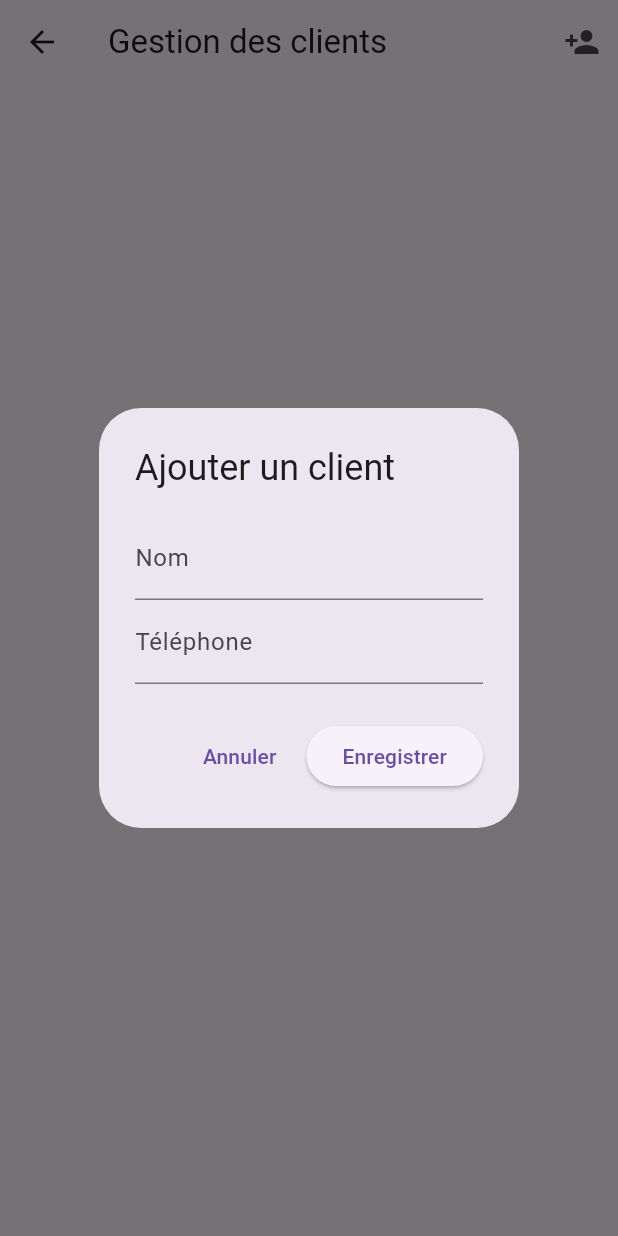
After one commit to papis301/samacaisseflutter, a Flutter app: the ClientListScreen screen opened directly, after a tap on the "person add" icon, on a phone screen of 412 x 824 dp. The commit adds this screen. Run offline on Flutter 3.47's test engine with Material 3 defaults, Android fonts, the phone set to English and light mode, and no system bars; our stand-ins replace sqflite; accounts and stored records are empty.

Commit message:
ajout des clients ok

```diff
--- a/lib/db/user_db_helper.dart
+++ b/lib/db/user_db_helper.dart
@@ -3,6 +3,7 @@ import 'dart:io';
 import 'package:path_provider/path_provider.dart';
 import 'package:sqflite/sqflite.dart';
 import 'package:path/path.dart';
+import '../models/client_model.dart';
 import '../models/user_model.dart';
 
 class UserDBHelper {
@@ -70,6 +71,15 @@ class UserDBHelper {
         last_logout TEXT
       )
     ''');
+
+    // Table des clients
+        await db.execute('''
+        CREATE TABLE clients (
+          id INTEGER PRIMARY KEY AUTOINCREMENT,
+          name TEXT NOT NULL,
+          phone TEXT
+        )
+      ''');
   }
 
   Future<int> insertUser(UserModel user) async {
@@ -105,4 +115,26 @@ class UserDBHelper {
     }
   }
 
+  Future<int> insertClient(ClientModel client) async {
+    final db = await database;
+    return await db.insert('clients', client.toMap(), conflictAlgorithm: ConflictAlgorithm.replace);
+  }
+
+  Future<List<ClientModel>> getAllClients() async {
+    final db = await database;
+    final res = await db.query('clients');
+    return res.map((e) => ClientModel.fromMap(e)).toList();
+  }
+
+  Future<int> updateClient(ClientModel client) async {
+    final db = await database;
+    return await db.update('clients', client.toMap(), where: 'id = ?', whereArgs: [client.id]);
+  }
+
+  Future<int> deleteClient(int id) async {
+    final db = await database;
+    return await db.delete('clients', where: 'id = ?', whereArgs: [id]);
+  }
+
+
 }
--- /dev/null
+++ b/lib/models/client_model.dart
@@ -0,0 +1,19 @@
+class ClientModel {
+  final int? id;
+  final String name;
+  final String phone;
+
+  ClientModel({this.id, required this.name, required this.phone});
+
+  Map<String, dynamic> toMap() => {
+    'id': id,
+    'name': name,
+    'phone': phone,
+  };
+
+  factory ClientModel.fromMap(Map<String, dynamic> map) => ClientModel(
+    id: map['id'],
+    name: map['name'],
+    phone: map['phone'],
+  );
+}
--- /dev/null
+++ b/lib/screens/clients_screen.dart
@@ -0,0 +1,130 @@
+import 'package:flutter/material.dart';
+import '../models/client_model.dart';
+import '../db/user_db_helper.dart';
+
+class ClientListScreen extends StatefulWidget {
+  const ClientListScreen({super.key});
+
+  @override
+  State<ClientListScreen> createState() => _ClientListScreenState();
+}
+
+class _ClientListScreenState extends State<ClientListScreen> {
+  final db = UserDBHelper();
+  List<ClientModel> clients = [];
+
+  @override
+  void initState() {
+    super.initState();
+    loadClients();
+  }
+
+  Future<void> loadClients() async {
+    final data = await db.getAllClients();
+    setState(() => clients = data);
+  }
+
+  void showClientDialog({ClientModel? client}) {
+    final nameController = TextEditingController(text: client?.name ?? '');
+    final phoneController = TextEditingController(text: client?.phone ?? '');
+
+    showDialog(
+      context: context,
+      builder: (_) => AlertDialog(
+        title: Text(client == null ? "Ajouter un client" : "Modifier le client"),
+        content: Column(
+          mainAxisSize: MainAxisSize.min,
+          children: [
+            TextField(
+              controller: nameController,
+              decoration: const InputDecoration(labelText: "Nom"),
+            ),
+            TextField(
+              controller: phoneController,
+              decoration: const InputDecoration(labelText: "Téléphone"),
+              keyboardType: TextInputType.phone,
+            ),
+          ],
+        ),
+        actions: [
+          TextButton(
+            child: const Text("Annuler"),
+            onPressed: () => Navigator.pop(context),
+          ),
+          ElevatedButton(
+            child: const Text("Enregistrer"),
+            onPressed: () async {
+              final name = nameController.text.trim();
+              final phone = phoneController.text.trim();
+              if (name.isEmpty || phone.isEmpty) return;
+
+              if (client == null) {
+                await db.insertClient(ClientModel(name: name, phone: phone));
+              } else {
+                await db.updateClient(ClientModel(id: client.id, name: name, phone: phone));
+              }
+
+              Navigator.pop(context);
+              loadClients();
+            },
+          )
+        ],
+      ),
+    );
+  }
+
+  void deleteClient(ClientModel client) async {
+    final confirm = await showDialog<bool>(
+      context: context,
+      builder: (_) => AlertDialog(
+        title: const Text("Supprimer ce client ?"),
+        content: Text("Voulez-vous vraiment supprimer ${client.name} ?"),
+        actions: [
+          TextButton(child: const Text("Annuler"), onPressed: () => Navigator.pop(context, false)),
+          ElevatedButton(child: const Text("Supprimer"), onPressed: () => Navigator.pop(context, true)),
+        ],
+      ),
+    );
+
+    if (confirm == true) {
+      await db.deleteClient(client.id!);
+      loadClients();
+    }
+  }
+
+  @override
+  Widget build(BuildContext context) {
+    return Scaffold(
+      appBar: AppBar(
+        title: const Text("Gestion des clients"),
+        actions: [
+          IconButton(
+            icon: const Icon(Icons.person_add),
+            onPressed: () => showClientDialog(),
+            tooltip: "Ajouter un client",
+          )
+        ],
+      ),
+      body: clients.isEmpty
+          ? const Center(child: Text("Aucun client enregistré."))
+          : ListView.builder(
+        itemCount: clients.length,
+        itemBuilder: (_, index) {
+          final c = clients[index];
+          return ListTile(
+            leading: const Icon(Icons.person),
+            title: Text(c.name),
+            subtitle: Text("Téléphone : ${c.phone}"),
+            trailing: Row(
+              mainAxisSize: MainAxisSize.min,
+              children: [
+                IconButton(icon: const Icon(Icons.edit), onPressed: () => showClientDialog(client: c)),
+                IconButton(icon: const Icon(Icons.delete), onPressed: () => deleteClient(c)),
+              ],
+            ),
+          );
+        },
+      ),
+    );
+  }
+}
```
Also changed, not shown: lib/screens/admin_dashboard_screen.dart (+10 -0 lines).
